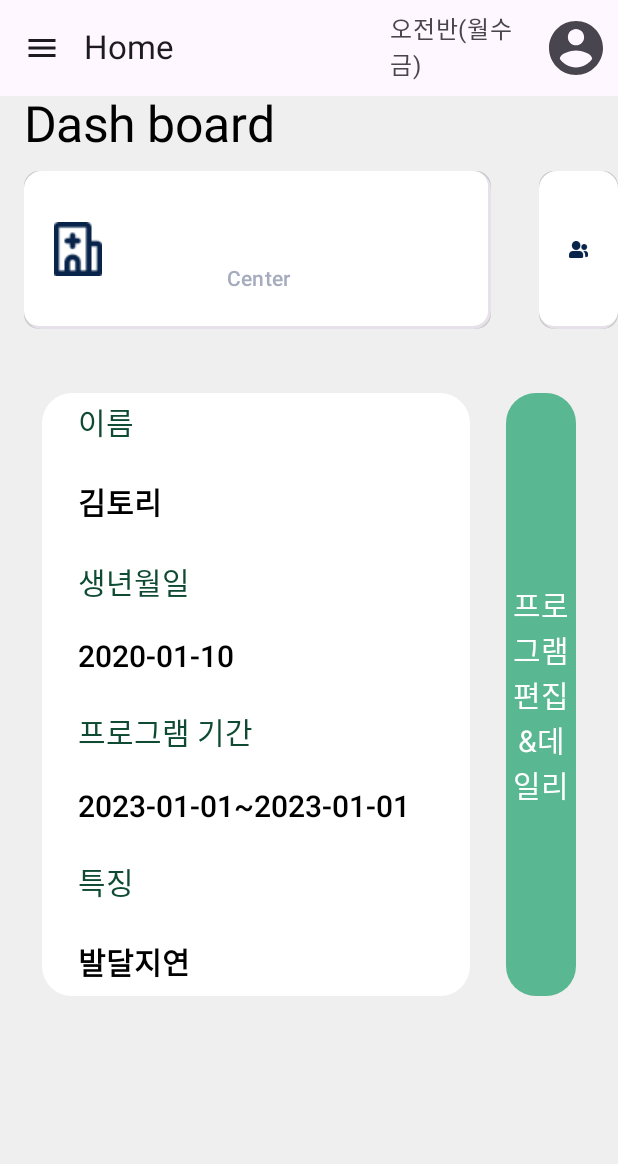
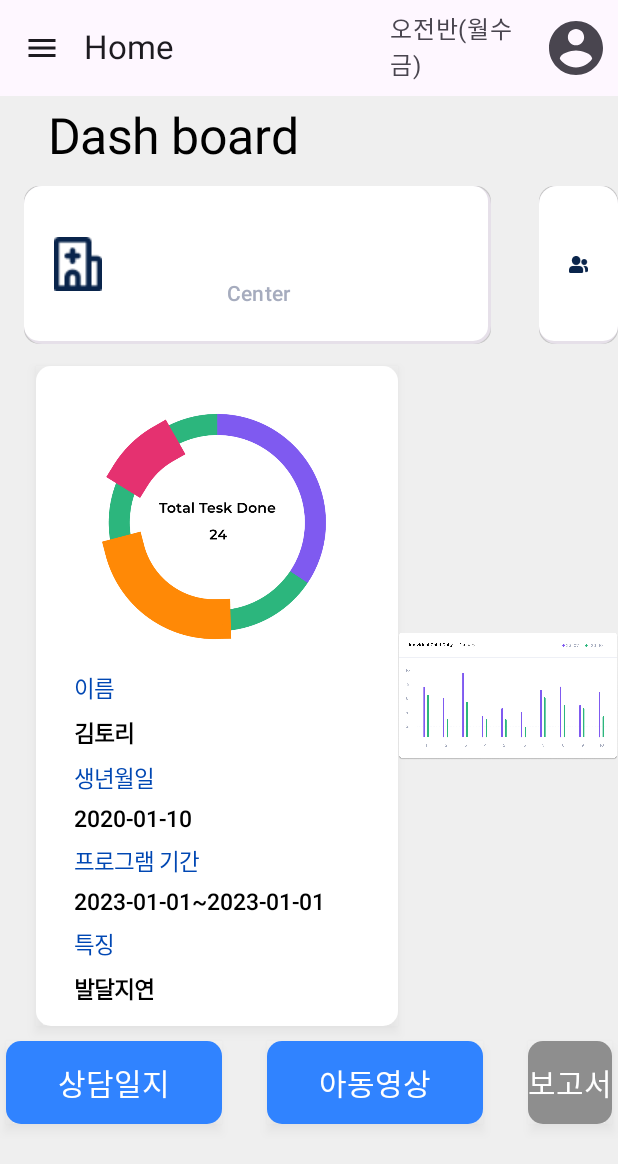
Before and after one commit to teamUMUL/tory, an Android app built with Jetpack Compose: the screen it shows after launch (MainActivity), on a phone screen of 412 x 824 dp. Shown: the top 1164 px of the screen. Run offline under Robolectric (Android 15) with nearby library versions, the phone set to English and light mode, and no system bars.

Commit message:
레이아웃 변경 완료

```diff
--- a/app/src/main/java/inu/thebite/tory/screens/homescreen/HomeScreen.kt
+++ b/app/src/main/java/inu/thebite/tory/screens/homescreen/HomeScreen.kt
@@ -1,5 +1,6 @@
 package inu.thebite.tory.screens.homescreen
 
+import androidx.compose.foundation.Image
 import androidx.compose.foundation.background
 import androidx.compose.foundation.border
 import androidx.compose.foundation.clickable
@@ -25,7 +26,10 @@ import androidx.compose.runtime.remember
 import androidx.compose.runtime.setValue
 import androidx.compose.ui.Alignment
 import androidx.compose.ui.Modifier
+import androidx.compose.ui.draw.shadow
 import androidx.compose.ui.graphics.Color
+import androidx.compose.ui.layout.ContentScale
+import androidx.compose.ui.res.painterResource
 import androidx.compose.ui.text.TextStyle
 import androidx.compose.ui.text.font.Font
 import androidx.compose.ui.text.font.FontFamily
@@ -50,9 +54,16 @@ fun HomeScreen(
         .background(color = Color(0xFFEFEFEF))
 
     ) {
+        Row(modifier = Modifier
+            .fillMaxWidth()
+            .height(60.dp)
+            .padding(start = 16.dp, top = 8.dp)) {
             Text(
                 text = "Dash board",
-            modifier = Modifier.fillMaxWidth().height(50.dp).padding(start = 16.dp),
+                modifier = Modifier
+                    .width(240.dp)
+                    .height(40.dp)
+                    .padding(start = 16.dp),
                 style = TextStyle(
                     fontSize = 33.sp,
                     fontWeight = FontWeight(400),
@@ -61,6 +72,24 @@ fun HomeScreen(
                     textAlign = TextAlign.Start,
                 )
             )
+            Spacer(modifier = Modifier.width(590.dp))
+
+            Column(modifier = Modifier  //lto & sto button
+                .shadow(
+                    elevation = 4.dp,
+                    spotColor = Color(0x40000000),
+                    ambientColor = Color(0x40000000)
+                )
+                .width(155.dp)
+                .height(40.dp)
+                .background(color = Color(0xFF0047B3), shape = RoundedCornerShape(size = 10.dp)),
+                verticalArrangement = Arrangement.spacedBy(0.dp, Alignment.CenterVertically),
+                horizontalAlignment = Alignment.CenterHorizontally,
+            ) {
+                Text(text = "LTO & STO",
+                    style = TextStyle(color = Color(0xFFFFFFFF)))
+            }
+        }
         Row(
             modifier = Modifier
                 .fillMaxWidth()
@@ -68,23 +97,36 @@ fun HomeScreen(
                 .padding(start = 16.dp)
 
         ) {
-            ChainCard()
+            ChainCard()// 지점 선택
             Spacer(modifier = Modifier.width(32.dp))
-            ClassCard()
+            ClassCard() //반 선택
             Spacer(modifier = Modifier.width(32.dp))
-            ChildrenCard()
+            ChildrenCard() //아이 선택
 
         }
+        Row (modifier = Modifier
+            .fillMaxWidth()
+            .height(446.dp)
+            .padding(start = 24.dp)
+        ){
+            childInfor()
+            Image(modifier = Modifier
+                .width(770.dp)
+                .height(440.dp),
+                painter = painterResource(id = R.drawable. graph), contentDescription = "null")
+        }
 
-            Row (modifier = Modifier
-                .padding(16.dp),
-                horizontalArrangement = Arrangement.Center){
-                childInfor()
-                editProgram()
         reportList()
+
+//            Row (modifier = Modifier
+//                .padding(16.dp),
+//                horizontalArrangement = Arrangement.Center){
+//                childInfor()
+//                editProgram()
+//                reportList()
+//
+//            }
 
     }
 
 }
-
-}
--- a/app/src/main/java/inu/thebite/tory/screens/homescreen/homrChlidInfor.kt
+++ b/app/src/main/java/inu/thebite/tory/screens/homescreen/homrChlidInfor.kt
@@ -1,10 +1,14 @@
 package inu.thebite.tory.screens.homescreen
 
+import androidx.compose.foundation.Image
 import androidx.compose.foundation.background
 import androidx.compose.foundation.clickable
+import androidx.compose.foundation.layout.Arrangement
 import androidx.compose.foundation.layout.Box
 import androidx.compose.foundation.layout.Column
+import androidx.compose.foundation.layout.Row
 import androidx.compose.foundation.layout.Spacer
+import androidx.compose.foundation.layout.fillMaxWidth
 import androidx.compose.foundation.layout.height
 import androidx.compose.foundation.layout.padding
 import androidx.compose.foundation.layout.size
@@ -14,260 +18,213 @@ import androidx.compose.material3.Text
 import androidx.compose.runtime.Composable
 import androidx.compose.ui.Alignment
 import androidx.compose.ui.Modifier
+import androidx.compose.ui.draw.shadow
 import androidx.compose.ui.graphics.Color
+import androidx.compose.ui.layout.ContentScale
+import androidx.compose.ui.res.painterResource
 import androidx.compose.ui.text.TextStyle
 import androidx.compose.ui.text.font.FontWeight
 import androidx.compose.ui.text.style.TextAlign
 import androidx.compose.ui.unit.dp
 import androidx.compose.ui.unit.sp
+import inu.thebite.tory.R
 
 @Composable
-fun childInfor(){
-    Box(
-        modifier = Modifier
-            .width(309.dp)
-            .height(426.dp)
-            .padding(12.dp)
-            .background(color = Color(0xFFFFFFFF), shape = RoundedCornerShape(size = 20.dp))
+fun childInfor() {
+
+        Row(modifier= Modifier
+            .shadow(
+                elevation = 4.dp,
+                spotColor = Color(0x40000000),
+                ambientColor = Color(0x40000000)
+            )
+            .width(241.dp)
+            .height(440.dp)
+            .background(color = Color(0xFFFFFFFF), shape = RoundedCornerShape(size = 10.dp))
+            .padding(start = 25.dp, top = 15.dp, end = 25.dp, bottom = 15.dp),
+            horizontalArrangement = Arrangement.spacedBy(10.dp, Alignment.CenterHorizontally),
+            verticalAlignment = Alignment.CenterVertically,
         ) {
-        Column(modifier = Modifier
-            .padding(start = 24.dp, top = 4.dp)
-
-
-
+            Column(modifier= Modifier
+                .width(191.dp)
+                .height(414.dp),
+                verticalArrangement = Arrangement.spacedBy(8.dp, Alignment.Top),
+                horizontalAlignment = Alignment.Start,
             ) {
+                Image(modifier = Modifier
+                    .width(180.dp)
+                    .height(180.dp),
+                    painter = painterResource(id = R.drawable.chart_round),
+                    contentDescription ="null",
+                    contentScale = ContentScale.Fit)
                 Text(
                     text = "이름",
                     style = TextStyle(
-                    fontSize = 20.sp,
+                        fontSize = 15.sp,
                         fontWeight = FontWeight(400),
-                    color = Color(0xFF0E4B32),
+                        color = Color(0xFF0047B3))
                 )
-            )
-            Spacer(modifier = Modifier.size(23.dp))
                 Text(
                     text = "김토리",
                     style = TextStyle(
-                    fontSize = 20.sp,
+                        fontSize = 15.sp,
                         fontWeight = FontWeight(600),
                         color = Color(0xFF000000),
 
                         )
                 )
-            Spacer(modifier = Modifier.size(23.dp))
                 Text(
                     text = "생년월일",
                     style = TextStyle(
-                    fontSize = 20.sp,
+                        fontSize = 15.sp,
                         fontWeight = FontWeight(400),
-                    color = Color(0xFF0E4B32),
+                        color = Color(0xFF0047B3),
 
                         )
                 )
-            Spacer(modifier = Modifier.size(23.dp))
                 Text(
                     text = "2020-01-10",
                     style = TextStyle(
-                    fontSize = 20.sp,
+                        fontSize = 15.sp,
                         fontWeight = FontWeight(600),
                         color = Color(0xFF000000),
 
                         )
                 )
-            Spacer(modifier = Modifier.size(23.dp))
                 Text(
                     text = "프로그램 기간",
                     style = TextStyle(
-                    fontSize = 20.sp,
+                        fontSize = 15.sp,
                         fontWeight = FontWeight(400),
-                    color = Color(0xFF0E4B32),
+                        color = Color(0xFF0047B3),
                     )
                 )
-            Spacer(modifier = Modifier.size(23.dp))
                 Text(
                     text = "2023-01-01~2023-01-01",
                     style = TextStyle(
-                    fontSize = 20.sp,
+                        fontSize = 15.sp,
                         fontWeight = FontWeight(600),
                         color = Color(0xFF000000),
                     )
                 )
-            Spacer(modifier = Modifier.size(23.dp))
                 Text(
                     text = "특징",
                     style = TextStyle(
-                    fontSize = 20.sp,
+                        fontSize = 15.sp,
                         fontWeight = FontWeight(400),
-                    color = Color(0xFF0E4B32),
+                        color = Color(0xFF0047B3),
                     )
                 )
-            Spacer(modifier = Modifier.size(23.dp))
                 Text(
                     text = "발달지연",
                     style = TextStyle(
-                    fontSize = 20.sp,
+                        fontSize = 15.sp,
                         fontWeight = FontWeight(600),
                         color = Color(0xFF000000),
                     )
                 )
             }
         }
+
 }
 @Composable
-fun editProgram(){
-    Box(modifier = Modifier
-        .width(309.dp)
-        .height(426.dp)
-        .padding(12.dp)
-        .background(color = Color(0xFF59B791), shape = RoundedCornerShape(size = 20.dp))
-        .clickable {  },
-        contentAlignment = Alignment.Center
-    ) {
-        Text(modifier = Modifier
-            .background(color = Color(0xFF59B791)),
-            text = "프로그램 편집\n&데일리",
-            style = TextStyle(
-                fontSize = 20.sp,
-                fontWeight = FontWeight(400),
-                color = Color(0xFFFFFFFF),
-                textAlign = TextAlign.Center,
+fun reportList(){
+    Row (
+        Modifier
+            .padding(4.dp)
+            .fillMaxWidth()
+            .height(70.dp)
+    ){
+        Row(modifier = Modifier
+            .shadow(
+                elevation = 4.dp,
+                spotColor = Color(0x40000000),
+                ambientColor = Color(0x40000000)
             )
+            .width(144.dp)
+            .height(55.dp)
+            .background(color = Color(0xFF3083FF), shape = RoundedCornerShape(size = 10.dp)),
+            horizontalArrangement = Arrangement.spacedBy(10.dp, Alignment.CenterHorizontally),
+            verticalAlignment = Alignment.CenterVertically
+        ){
+            Text(style = TextStyle(color = Color(0xffffffff), fontSize = 20.sp), fontWeight = FontWeight(400),text = "상담일지")
+        }
+        Spacer(modifier = Modifier.width(30.dp))
+        Row(modifier = Modifier
+            .shadow(
+                elevation = 4.dp,
+                spotColor = Color(0x40000000),
+                ambientColor = Color(0x40000000)
             )
-
+            .width(144.dp)
+            .height(55.dp)
+            .background(color = Color(0xFF3083FF), shape = RoundedCornerShape(size = 10.dp)),
+            horizontalArrangement = Arrangement.spacedBy(10.dp, Alignment.CenterHorizontally),
+            verticalAlignment = Alignment.CenterVertically
+        ){
+            Text(style = TextStyle(color = Color(0xffffffff), fontSize = 20.sp), fontWeight = FontWeight(400),text = "아동영상")
         }
+        Spacer(modifier = Modifier.width(30.dp))
+        Row(modifier = Modifier
+            .shadow(
+                elevation = 4.dp,
+                spotColor = Color(0x40000000),
+                ambientColor = Color(0x40000000)
+            )
+            .width(144.dp)
+            .height(55.dp)
+            .background(color = Color(0xFF8E8E8E), shape = RoundedCornerShape(size = 10.dp)),
+            horizontalArrangement = Arrangement.spacedBy(10.dp, Alignment.CenterHorizontally),
+            verticalAlignment = Alignment.CenterVertically
+        ){
+            Text(style = TextStyle(color = Color(0xffffffff), fontSize = 20.sp), fontWeight = FontWeight(400),text = "보고서")
         }
-
-@Composable
-fun reportList(){
-    Column (modifier = Modifier
-        .padding(start = 12.dp, top = 16.dp)
-        .width(132.dp)
-        .height(405.dp)
-
+        Spacer(modifier = Modifier.width(30.dp))
+        Row(modifier = Modifier
+            .shadow(
+                elevation = 4.dp,
+                spotColor = Color(0x40000000),
+                ambientColor = Color(0x40000000)
+            )
+            .width(144.dp)
+            .height(55.dp)
+            .background(color = Color(0xFF00D696), shape = RoundedCornerShape(size = 10.dp)),
+            horizontalArrangement = Arrangement.spacedBy(10.dp, Alignment.CenterHorizontally),
+            verticalAlignment = Alignment.CenterVertically
         ){
-        Box(modifier = Modifier
-            .width(131.dp)
-            .height(124.dp)
-            .padding(8.dp)
-            .background(color = Color(0xFF13A694), shape = RoundedCornerShape(size = 20.dp))
+            Text(style = TextStyle(color = Color(0xffffffff), fontSize = 20.sp), fontWeight = FontWeight(400),text = "완료목록")
+        }
+        Spacer(modifier = Modifier.width(30.dp))
+        Row(modifier = Modifier
+            .shadow(
+                elevation = 4.dp,
+                spotColor = Color(0x40000000),
+                ambientColor = Color(0x40000000)
+            )
+            .width(144.dp)
+            .height(55.dp)
+            .background(color = Color(0xFF8E8E8E), shape = RoundedCornerShape(size = 10.dp)),
+            horizontalArrangement = Arrangement.spacedBy(10.dp, Alignment.CenterHorizontally),
+            verticalAlignment = Alignment.CenterVertically
         ){
-            Text(modifier = Modifier
-                .width(67.dp)
-                .height(22.dp)
-                .align(Alignment.Center),
-                text = "상담일지",
-                style = TextStyle(
-                    fontSize = 18.sp,
-                    fontWeight = FontWeight(400),
-                    color = Color(0xFFFFFFFF),
-
+            Text(style = TextStyle(color = Color(0xffffffff), fontSize = 20.sp), fontWeight = FontWeight(400),text = "그래프")
+        }
+        Spacer(modifier = Modifier.width(30.dp))
+        Row(modifier = Modifier
+            .shadow(
+                elevation = 4.dp,
+                spotColor = Color(0x40000000),
+                ambientColor = Color(0x40000000)
             )
-            )
-        }
-        Box(modifier = Modifier
-            .width(131.dp)
-            .height(124.dp)
-            .padding(8.dp)
-            .background(color = Color(0xFF13A694), shape = RoundedCornerShape(size = 20.dp))
+            .width(144.dp)
+            .height(55.dp)
+            .background(color = Color(0xFF8E8E8E), shape = RoundedCornerShape(size = 10.dp)),
+            horizontalArrangement = Arrangement.spacedBy(10.dp, Alignment.CenterHorizontally),
+            verticalAlignment = Alignment.CenterVertically
         ){
-            Text(modifier = Modifier
-                .width(67.dp)
-                .height(22.dp)
-                .align(Alignment.Center),
-                text = "아동영상",
-                style = TextStyle(
-                    fontSize = 18.sp,
-                    fontWeight = FontWeight(400),
-                    color = Color(0xFFFFFFFF),
-
-                    )
-            )
-        }
-        Box(modifier = Modifier
-            .width(131.dp)
-            .height(124.dp)
-            .padding(8.dp)
-            .background(color = Color(0xFF636363), shape = RoundedCornerShape(size = 20.dp))
-        ){
-            Text(modifier = Modifier
-                .width(50.dp)
-                .height(22.dp)
-                .align(Alignment.Center),
-                text = "보고서",
-                style = TextStyle(
-                    fontSize = 18.sp,
-                    fontWeight = FontWeight(400),
-                    color = Color(0xFFFFFFFF),
-
-                    )
-            )
+            Text(style = TextStyle(color = Color(0xffffffff), fontSize = 20.sp), textAlign = TextAlign.Center, fontWeight = FontWeight(400),text = "크리테리아\n그래프")
         }
 
     }
-    Column (modifier = Modifier
-        .padding(start = 12.dp, top = 16.dp)
-        .width(132.dp)
-        .height(405.dp)
-
-    ){
-        Box(modifier = Modifier
-            .width(131.dp)
-            .height(124.dp)
-            .padding(8.dp)
-            .background(color = Color(0xFF00CD6B), shape = RoundedCornerShape(size = 20.dp))
-        ){
-            Text(modifier = Modifier
-                .width(67.dp)
-                .height(22.dp)
-                .align(Alignment.Center),
-                text = "완료목록",
-                style = TextStyle(
-                    fontSize = 18.sp,
-                    fontWeight = FontWeight(400),
-                    color = Color(0xFFFFFFFF),
-
-                    )
-            )
-        }
-        Box(modifier = Modifier
-            .width(131.dp)
-            .height(124.dp)
-            .padding(8.dp)
-            .background(color = Color(0xFF636363), shape = RoundedCornerShape(size = 20.dp))
-        ){
-            Text(modifier = Modifier
-                .width(50.dp)
-                .height(22.dp)
-                .align(Alignment.Center),
-                text = "그래프",
-                style = TextStyle(
-                    fontSize = 18.sp,
-                    fontWeight = FontWeight(400),
-                    color = Color(0xFFFFFFFF),
-
-                    )
-            )
-        }
-        Box(modifier = Modifier
-            .width(131.dp)
-            .height(124.dp)
-            .padding(8.dp)
-            .background(color = Color(0xFF636363), shape = RoundedCornerShape(size = 20.dp))
-        ){
-            Text(modifier = Modifier
-                .width(83.dp)
-                .height(44.dp)
-                .align(Alignment.Center),
-                text = "크리테리아\n그래프",
-                style = TextStyle(
-                    fontSize = 18.sp,
-                    fontWeight = FontWeight(400),
-                    color = Color(0xFFFFFFFF),
-                    textAlign = TextAlign.Center
-
-                )
-            )
-        }
 
 }
-}
```
Also changed, not shown: app/src/main/res/drawable/chart_round.png (added), app/src/main/res/drawable/graph.png (added). Lines whose indentation alone changed are shown as unchanged.
